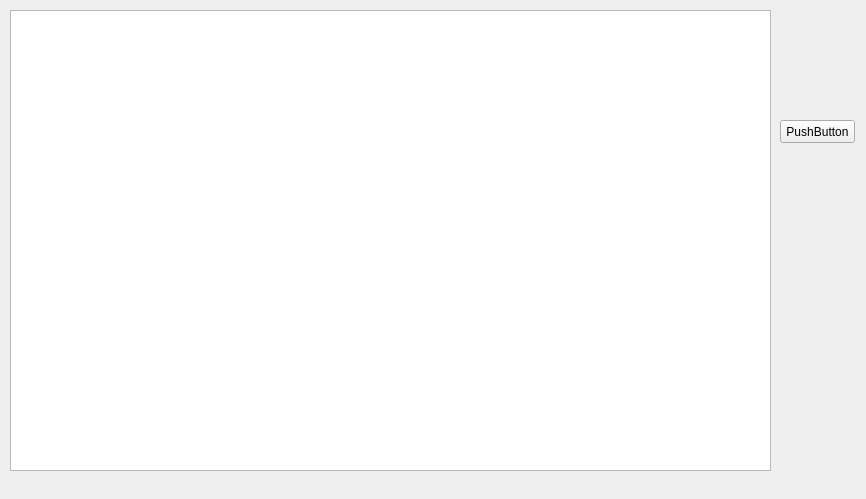
Above: src/userwindow.ui from sggw-inf-2015-2/kk before the change. Below: the same form after it.
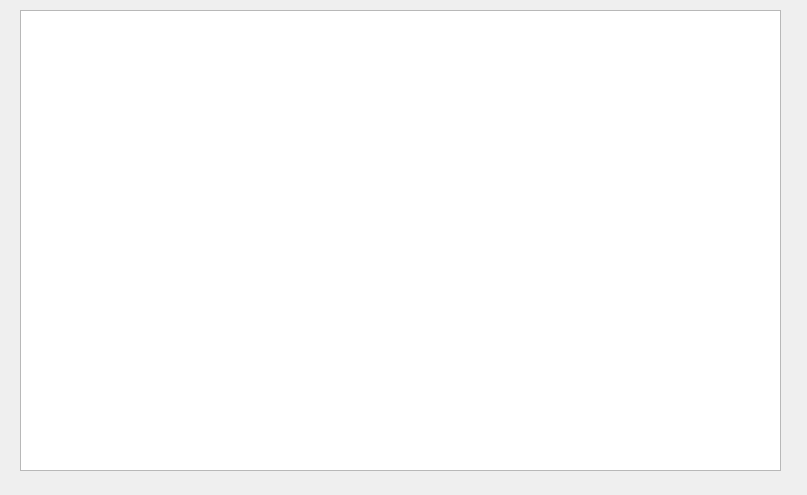
That is the form after the change.

```diff
--- a/src/userwindow.ui
+++ b/src/userwindow.ui
@@ -9,8 +9,8 @@
    <rect>
     <x>0</x>
     <y>0</y>
-    <width>866</width>
-    <height>499</height>
+    <width>807</width>
+    <height>495</height>
    </rect>
   </property>
   <property name="windowTitle">
@@ -19,24 +19,23 @@
   <widget class="QTableWidget" name="tableWidget">
    <property name="geometry">
     <rect>
-     <x>10</x>
+     <x>20</x>
      <y>10</y>
      <width>761</width>
      <height>461</height>
     </rect>
    </property>
-  </widget>
-  <widget class="QPushButton" name="pushButton">
-   <property name="geometry">
-    <rect>
-     <x>780</x>
-     <y>120</y>
-     <width>75</width>
-     <height>23</height>
-    </rect>
+   <property name="editTriggers">
+    <set>QAbstractItemView::NoEditTriggers</set>
    </property>
-   <property name="text">
-    <string>PushButton</string>
+   <property name="selectionMode">
+    <enum>QAbstractItemView::NoSelection</enum>
+   </property>
+   <property name="selectionBehavior">
+    <enum>QAbstractItemView::SelectRows</enum>
+   </property>
+   <property name="sortingEnabled">
+    <bool>true</bool>
    </property>
   </widget>
  </widget>
```
Left out of the diff: 2 changed lines with no effect on the pictures.
